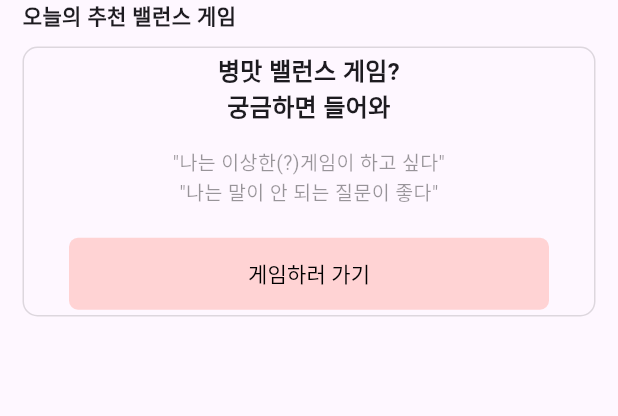
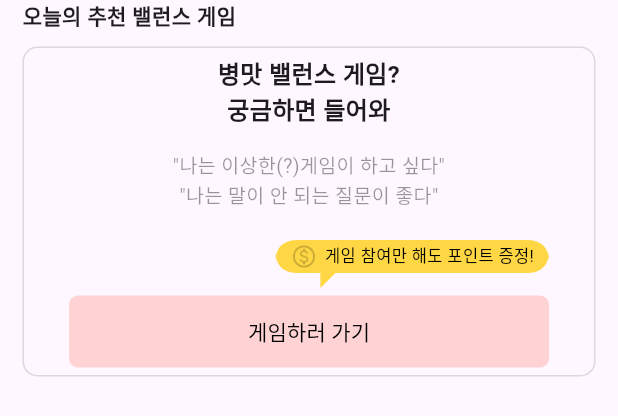
Before and after one commit to Pinkippo/Flutter_Balance-Game_Client_V2, a Flutter app: the RecommendedGame widget shown alone on an empty page, opened directly, on a phone screen of 412 x 824 dp. Shown: the top 416 px of the screen. Run offline on Flutter 3.47's test engine with Material 3 defaults, Android fonts, the light colour scheme and no system bars; our stand-ins replace flutter_dotenv, flutter_native_splash, flutter_spinkit, get, shared_preferences; accounts and stored records are empty; Roboto replaces fonts that are missing (GmarketSans).

Commit message:
Feat: 말풍선 버블 위젯 생성

```diff
--- a/lib/widget/bottom_navigator_widget.dart
+++ b/lib/widget/bottom_navigator_widget.dart
@@ -12,6 +12,8 @@ class CustomBottomNavigationBar extends GetView<BottomNavigatorController> {
   Widget build(BuildContext context) {
     return Obx(
       () => BottomNavigationBar(
+        backgroundColor: Colors.white,
+        elevation: 0,
         items: const <BottomNavigationBarItem>[
           BottomNavigationBarItem(
             icon: Icon(Icons.article),
--- /dev/null
+++ b/lib/widget/bubble_widget.dart
@@ -0,0 +1,58 @@
+import 'package:flutter/material.dart';
+
+Widget bubbleWidget({
+  required String comment,
+  required IconData icon,
+  required Color iconColor,
+  Color color = Colors.grey,
+}) =>
+    ClipPath(
+      clipper: MyClipper(),
+      child: Container(
+        padding: const EdgeInsets.only(
+          top: 2,
+          left: 10,
+          right: 10,
+          bottom: 17,
+        ),
+        color: color,
+        child: Row(
+          mainAxisSize: MainAxisSize.min,
+          children: [
+            Icon(icon, size: 18, color: iconColor),
+            const SizedBox(width: 5),
+            Text(
+              comment,
+              style: const TextStyle(
+                color: Colors.black,
+                fontSize: 11,
+              ),
+            ),
+          ],
+        ),
+      ),
+    );
+
+class MyClipper extends CustomClipper<Path> {
+  @override
+  Path getClip(Size size) {
+    var path = Path();
+    path.moveTo(15, 0);
+    path.lineTo(size.width - 15, 0);
+    path.quadraticBezierTo(size.width, 0, size.width, 15);
+    path.lineTo(size.width, size.height - 30);
+    path.quadraticBezierTo(size.width, size.height - 15, size.width - 15, size.height - 15);
+    path.lineTo(40, size.height - 15); // 꼬리 시작점 더 안쪽으로 이동
+    path.lineTo(30, size.height - 5);  // 꼬리 끝점 더 얇게 이동
+    path.quadraticBezierTo(30, size.height - 5, 30, size.height - 7);
+    path.lineTo(30, size.height - 15);
+    path.lineTo(15, size.height - 15);
+    path.quadraticBezierTo(0, size.height - 15, 0, size.height - 30);
+    path.lineTo(0, 15);
+    path.quadraticBezierTo(0, 0, 15, 0);
+    return path;
+  }
+
+  @override
+  bool shouldReclip(CustomClipper<Path> oldClipper) => true;
+}
--- a/lib/widget/home/recommended_game_widget.dart
+++ b/lib/widget/home/recommended_game_widget.dart
@@ -1,4 +1,5 @@
 import 'package:flutter/material.dart';
+import 'package:yangjataekil/widget/bubble_widget.dart';
 
 import '../../theme/app_color.dart';
 
@@ -24,7 +25,7 @@ class RecommendedGame extends StatelessWidget {
           ),
           Container(
             width: double.infinity,
-            height: 180,
+            height: 220,
             margin: const EdgeInsets.only(top: 10),
             decoration: BoxDecoration(
               // color: Colors.red,
@@ -51,10 +52,24 @@ class RecommendedGame extends StatelessWidget {
                     color: Colors.black.withOpacity(0.4),
                   ),
                 ),
+                Padding(
+                  padding: const EdgeInsets.only(top: 20, right: 30),
+                  child: Row(
+                    mainAxisAlignment: MainAxisAlignment.end,
+                    children: [
+                      bubbleWidget(
+                          icon: Icons.monetization_on_outlined,
+                          iconColor: Colors.black.withOpacity(0.2),
+                          comment: '게임 참여만 해도 포인트 증정!',
+                          color: const Color(0xFFFFD644)),
+                    ],
+                  ),
+                ),
                 Container(
+                  // color: Colors.blue,
                   width: double.infinity,
-                  height: 68,
-                  padding: const EdgeInsets.only(left: 30, right: 30, top: 20),
+                  height: 48,
+                  padding: const EdgeInsets.only(left: 30, right: 30),
                   child: ElevatedButton(
                     onPressed: () {
                       /// TODO : 화면이동 연결
--- a/lib/widget/home/user_review_widget.dart
+++ b/lib/widget/home/user_review_widget.dart
@@ -30,6 +30,7 @@ class UserReview extends StatelessWidget {
                     style: TextStyle(
                       fontSize: 12,
                       color: Colors.black.withOpacity(0.5),
+                      decoration: TextDecoration.underline,
                     )),
               ),
             ],
```
